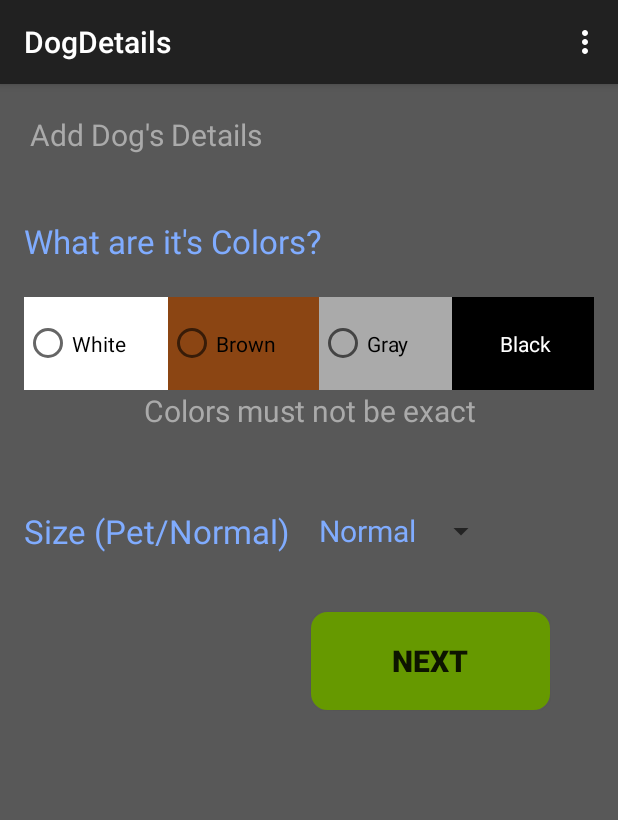
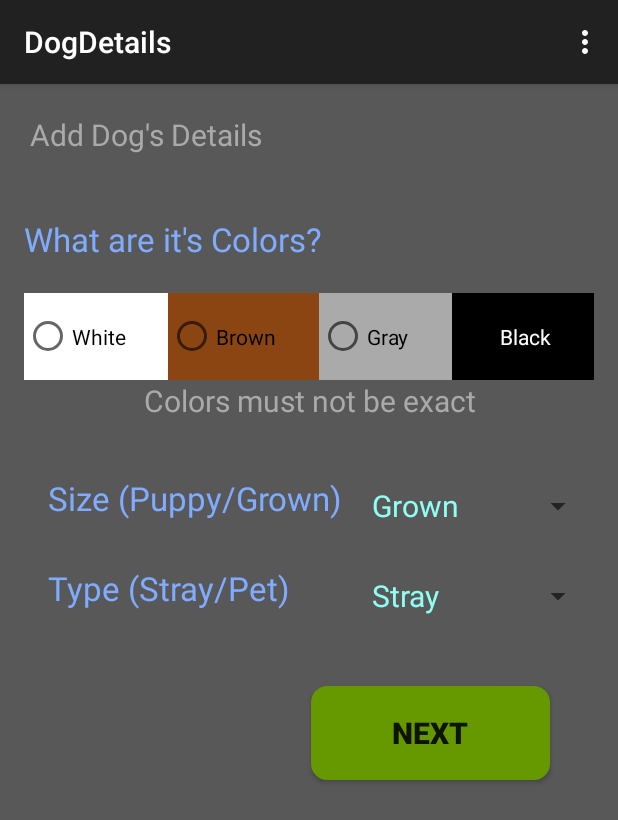
Before and after one commit to HasithaIroshanaDilshan/dogapp, an Android app: the DogDetails screen opened directly, with no data from a screen before it, on a phone screen of 412 x 824 dp. Shown: the top 820 px of the screen. Run offline under Robolectric (Android 15) with nearby library versions, the light colour scheme and no system bars; network calls fail.

```diff
--- a/DogApp/app/src/main/AndroidManifest.xml
+++ b/DogApp/app/src/main/AndroidManifest.xml
@@ -24,6 +24,8 @@
     <uses-permission android:name="android.permission.ACCESS_COARSE_LOCATION" />
     <uses-permission android:name="android.permission.ACCESS_FINE_LOCATION" />
     <uses-permission android:name="android.permission.READ_PHONE_STATE" />
+    <uses-feature android:name="android.hardware.location.gps"
+        android:required="true"/>
     <uses-permission
         android:name="android.permission.READ_EXTERNAL_STORAGE"
         android:maxSdkVersion="18" />
--- a/DogApp/app/src/main/java/lk/ac/pdn/ce/dogapp/DogDetails.java
+++ b/DogApp/app/src/main/java/lk/ac/pdn/ce/dogapp/DogDetails.java
@@ -8,6 +8,7 @@ import android.view.MenuItem;
 import android.view.View;
 import android.view.ViewGroup;
 import android.widget.ArrayAdapter;
+import android.widget.Button;
 import android.widget.CompoundButton;
 import android.widget.RadioButton;
 import android.widget.SimpleAdapter;
@@ -24,10 +25,15 @@ public class DogDetails extends ActionBarActivity {
         super.onCreate(savedInstanceState);
         setContentView(R.layout.activity_dog_details);
 
-        Spinner sp = (Spinner)findViewById(R.id.spinner);
-        ArrayAdapter<CharSequence> adapter = ArrayAdapter.createFromResource(this,R.array.size,R.layout.my_spinner_item);
-        adapter.setDropDownViewResource(android.R.layout.simple_spinner_dropdown_item);
-        sp.setAdapter(adapter);
+        final Spinner spSize = (Spinner)findViewById(R.id.spinner);
+        ArrayAdapter<CharSequence> adapter1 = ArrayAdapter.createFromResource(this,R.array.size,R.layout.my_spinner_item);
+        adapter1.setDropDownViewResource(android.R.layout.simple_spinner_dropdown_item);
+        spSize.setAdapter(adapter1);
+
+        final Spinner spStray = (Spinner)findViewById(R.id.spinner2);
+        ArrayAdapter<CharSequence> adapter2 = ArrayAdapter.createFromResource(this,R.array.stray,R.layout.my_spinner_item);
+        adapter2.setDropDownViewResource(android.R.layout.simple_spinner_dropdown_item);
+        spStray.setAdapter(adapter2);
 
         final RadioButton []radioColor = {(RadioButton)findViewById(R.id.radioButton),(RadioButton)findViewById(R.id.radioButton2),(RadioButton)findViewById(R.id.radioButton3),(RadioButton)findViewById(R.id.radioButton4)};
         for(int i=0;i<4;i++) {
@@ -45,6 +51,20 @@ public class DogDetails extends ActionBarActivity {
                 }
             });
         }
+
+        Button nextbtn = (Button)findViewById(R.id.next3btn);
+        nextbtn.setOnClickListener(new View.OnClickListener() {
+            @Override
+            public void onClick(View v) {
+
+                ContributeFragment.dog.setColorCode((radioColor[0].isChecked()?"W":"")+(radioColor[1].isChecked()?"R":"")+(radioColor[2].isChecked()?"G":"")+(radioColor[3].isChecked()?"B":""));
+                ContributeFragment.dog.setSize(spSize.getSelectedItem().toString());
+                ContributeFragment.dog.setType(spStray.getSelectedItem().toString());
+                String type= "new_dog";
+                BackgroundWorker backgroundWorker = new BackgroundWorker(DogDetails.this);
+                backgroundWorker.execute(type,""+ContributeFragment.dog.getLocationLatitude(),""+ ContributeFragment.dog.getLocationLongitude(), ContributeFragment.dog.getMainLocalPhotoAddress(), ContributeFragment.dog.getColorCode(),ContributeFragment.dog.getSize(),ContributeFragment.dog.getType(),ContributeFragment.dog.getDateTime());
+            }
+        });
 
 
 
--- a/DogApp/app/src/main/java/lk/ac/pdn/ce/dogapp/MainPage.java
+++ b/DogApp/app/src/main/java/lk/ac/pdn/ce/dogapp/MainPage.java
@@ -58,12 +58,12 @@ public class MainPage extends ActionBarActivity
         FragmentManager fragmentManager = getSupportFragmentManager();
         if(position==0){
             fragmentManager.beginTransaction()
-                    .replace(R.id.container, ContributeFragment.newInstance())
+                    .replace(R.id.container, ContributeFragment.newInstance(MainPage.this))
                     .commit();
         }
         if(position==1){
             fragmentManager.beginTransaction()
-                    .replace(R.id.container, ContributeFragment.newInstance())
+                    .replace(R.id.container, ContributeFragment.newInstance(MainPage.this))
                     .commit();
         }
         else if(position==2){
--- a/DogApp/app/src/main/res/layout/activity_dog_details.xml
+++ b/DogApp/app/src/main/res/layout/activity_dog_details.xml
@@ -51,7 +51,7 @@
             android:layout_width="wrap_content"
             android:layout_height="fill_parent"
             android:text="Brown"
-            android:id="@+id/radioButton4"
+            android:id="@+id/radioButton2"
             android:layout_weight="0.03"
             android:checked="false"
             android:background="#8b4513" />
@@ -69,7 +69,7 @@
             android:layout_width="wrap_content"
             android:layout_height="fill_parent"
             android:text="Black"
-            android:id="@+id/radioButton2"
+            android:id="@+id/radioButton4"
             android:layout_weight="0.03"
             android:checked="false"
             android:background="@android:color/black"
@@ -88,33 +88,56 @@
         android:textColor="@android:color/darker_gray"
         android:layout_gravity="center_horizontal" />
 
-    <LinearLayout
-        android:orientation="horizontal"
+    <GridLayout
         android:layout_width="match_parent"
-        android:layout_height="48dp"
-        android:layout_marginTop="30dp"
-        android:weightSum="1">
+        android:layout_height="wrap_content"
+        android:columnCount="2"
+        android:rowCount="2"
+        android:layout_marginLeft="16dp"
+        android:layout_marginRight="16dp"
+        android:layout_marginTop="15dp">
 
         <TextView
             android:layout_width="wrap_content"
-            android:layout_height="wrap_content"
+            android:layout_height="50dp"
             android:textAppearance="?android:attr/textAppearanceLarge"
-            android:text="Size (Pet/Normal)"
+            android:text="Size (Puppy/Grown)"
             android:id="@+id/textView9"
             android:layout_marginLeft="16dp"
             android:textColor="#ff80acff"
-            android:layout_gravity="center" />
+            android:layout_gravity="center|fill"
+            android:layout_marginTop="10dp" />
 
         <Spinner
-            android:layout_width="88dp"
-            android:layout_height="match_parent"
+            android:layout_width="20dp"
+            android:layout_height="50dp"
             android:id="@+id/spinner"
             android:spinnerMode="dropdown"
-            android:layout_gravity="center_horizontal"
+            android:layout_gravity="center|fill"
             android:layout_marginLeft="20dp"
             android:layout_weight="0.28" />
 
-    </LinearLayout>
+        <TextView
+            android:layout_width="wrap_content"
+            android:layout_height="50dp"
+            android:textAppearance="?android:attr/textAppearanceLarge"
+            android:text="Type (Stray/Pet)"
+            android:id="@+id/textView8"
+            android:layout_marginLeft="16dp"
+            android:textColor="#ff80acff"
+            android:layout_gravity="center|fill"
+            android:layout_weight="0.35"
+            android:layout_marginTop="10dp" />
+
+        <Spinner
+            android:layout_width="20dp"
+            android:layout_height="50dp"
+            android:id="@+id/spinner2"
+            android:spinnerMode="dropdown"
+            android:layout_gravity="center|fill"
+            android:layout_marginLeft="20dp"
+            android:layout_weight="0.28" />
+    </GridLayout>
 
     <Button
         android:layout_width="159dp"
--- a/DogApp/app/src/main/res/layout/my_spinner_item.xml
+++ b/DogApp/app/src/main/res/layout/my_spinner_item.xml
@@ -4,5 +4,5 @@
     android:layout_width="match_parent"
     android:layout_height="wrap_content"
     android:textSize="20sp"
-    android:textColor="#ff80acff"
+    android:textColor="#ff90fff3"
     />
--- a/DogApp/app/src/main/res/values/strings.xml
+++ b/DogApp/app/src/main/res/values/strings.xml
@@ -30,7 +30,11 @@
     <string name="title_activity_dog_details">DogDetails</string>
     <string name="signuptxt">Sign Up</string>
     <string-array name="size">
-        <item>Normal</item>
+        <item>Grown</item>
+        <item>Puppy</item>
+    </string-array>
+    <string-array name="stray">
+        <item>Stray</item>
         <item>Pet</item>
     </string-array>
     <string name="title_activity_splash">Splash</string>
```
Also changed, not shown: DogApp/app/src/main/java/lk/ac/pdn/ce/dogapp/AddPhoto.java (+22 -17 lines), DogApp/app/src/main/java/lk/ac/pdn/ce/dogapp/BackgroundWorker.java (+43 -0 lines), DogApp/app/src/main/java/lk/ac/pdn/ce/dogapp/ContributeFragment.java (+35 -1 lines), DogApp/app/src/main/java/lk/ac/pdn/ce/dogapp/Dog.java (added, +97 -0 lines), DogApp/app/src/main/java/lk/ac/pdn/ce/dogapp/GPSTracker.java (added, +203 -0 lines), DogApp/app/src/main/res/layout/activity_add_photo.xml (+23 -16 lines), DogApp/app/src/main/res/layout/fragment_contribute.xml (+4 -4 lines), DogApp/app/src/main/res/drawable-mdpi/camera.png (added), DogApp/app/src/main/res/drawable-mdpi/gallery.png (added).
